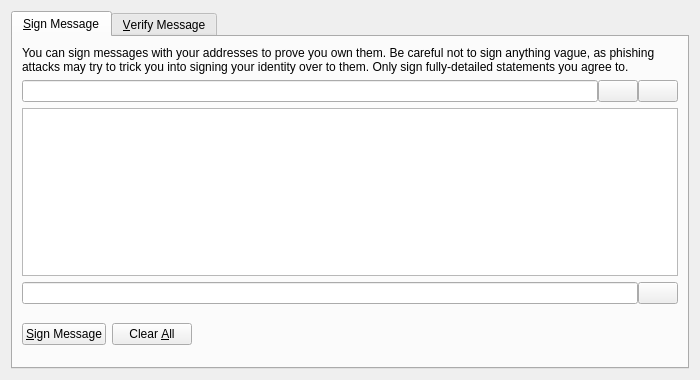
Before: the Qt Designer form src/qt/forms/signverifymessagedialog.ui in G2C/G2C, drawn with Qt 5.
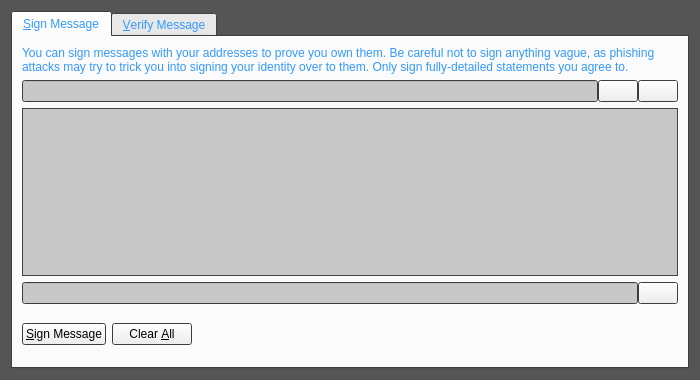
After: the same form once the commit is applied. Icons and pictures are not drawn. Custom widgets are drawn as their Qt base class.

```diff
--- a/src/qt/forms/signverifymessagedialog.ui
+++ b/src/qt/forms/signverifymessagedialog.ui
@@ -10,6 +10,97 @@
     <height>380</height>
    </rect>
   </property>
+  <property name="palette">
+   <palette>
+    <active>
+     <colorrole role="WindowText">
+      <brush brushstyle="SolidPattern">
+       <color alpha="255">
+        <red>51</red>
+        <green>153</green>
+        <blue>255</blue>
+       </color>
+      </brush>
+     </colorrole>
+     <colorrole role="Base">
+      <brush brushstyle="SolidPattern">
+       <color alpha="255">
+        <red>200</red>
+        <green>200</green>
+        <blue>200</blue>
+       </color>
+      </brush>
+     </colorrole>
+     <colorrole role="Window">
+      <brush brushstyle="SolidPattern">
+       <color alpha="255">
+        <red>85</red>
+        <green>85</green>
+        <blue>85</blue>
+       </color>
+      </brush>
+     </colorrole>
+    </active>
+    <inactive>
+     <colorrole role="WindowText">
+      <brush brushstyle="SolidPattern">
+       <color alpha="255">
+        <red>51</red>
+        <green>153</green>
+        <blue>255</blue>
+       </color>
+      </brush>
+     </colorrole>
+     <colorrole role="Base">
+      <brush brushstyle="SolidPattern">
+       <color alpha="255">
+        <red>200</red>
+        <green>200</green>
+        <blue>200</blue>
+       </color>
+      </brush>
+     </colorrole>
+     <colorrole role="Window">
+      <brush brushstyle="SolidPattern">
+       <color alpha="255">
+        <red>85</red>
+        <green>85</green>
+        <blue>85</blue>
+       </color>
+      </brush>
+     </colorrole>
+    </inactive>
+    <disabled>
+     <colorrole role="WindowText">
+      <brush brushstyle="SolidPattern">
+       <color alpha="255">
+        <red>120</red>
+        <green>120</green>
+        <blue>120</blue>
+       </color>
+      </brush>
+     </colorrole>
+     <colorrole role="Base">
+      <brush brushstyle="SolidPattern">
+       <color alpha="255">
+        <red>85</red>
+        <green>85</green>
+        <blue>85</blue>
+       </color>
+      </brush>
+     </colorrole>
+     <colorrole role="Window">
+      <brush brushstyle="SolidPattern">
+       <color alpha="255">
+        <red>85</red>
+        <green>85</green>
+        <blue>85</blue>
+       </color>
+      </brush>
+     </colorrole>
+    </disabled>
+   </palette>
+  </property>
   <property name="windowTitle">
    <string>Signatures - Sign / Verify a Message</string>
   </property>
```
